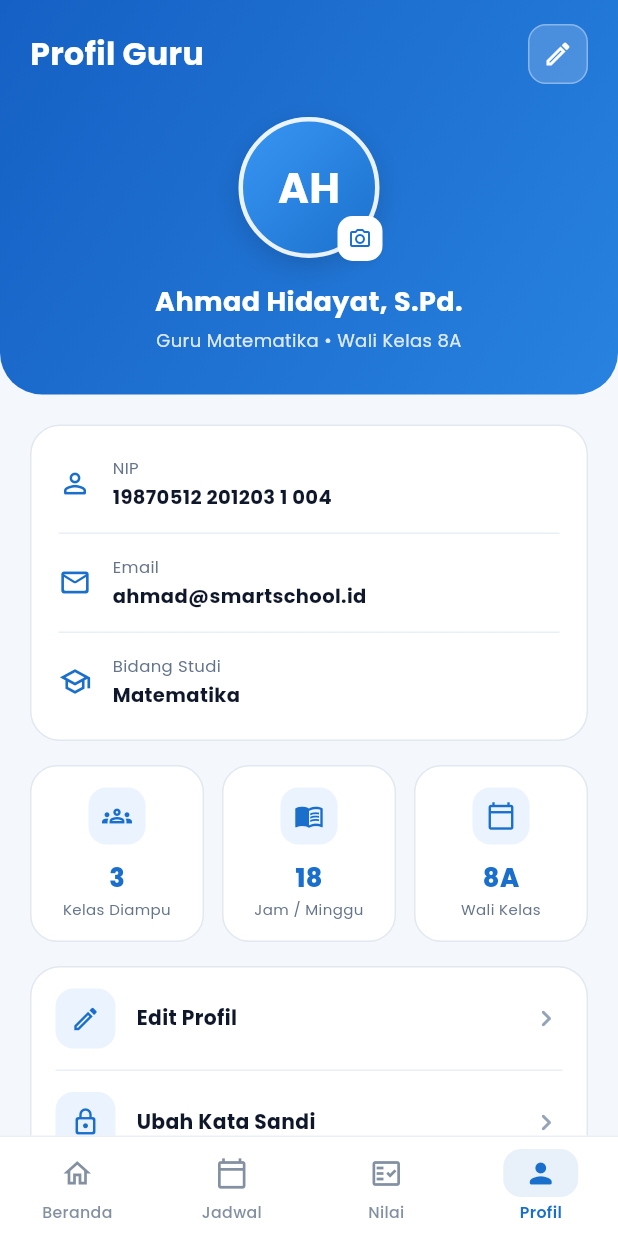
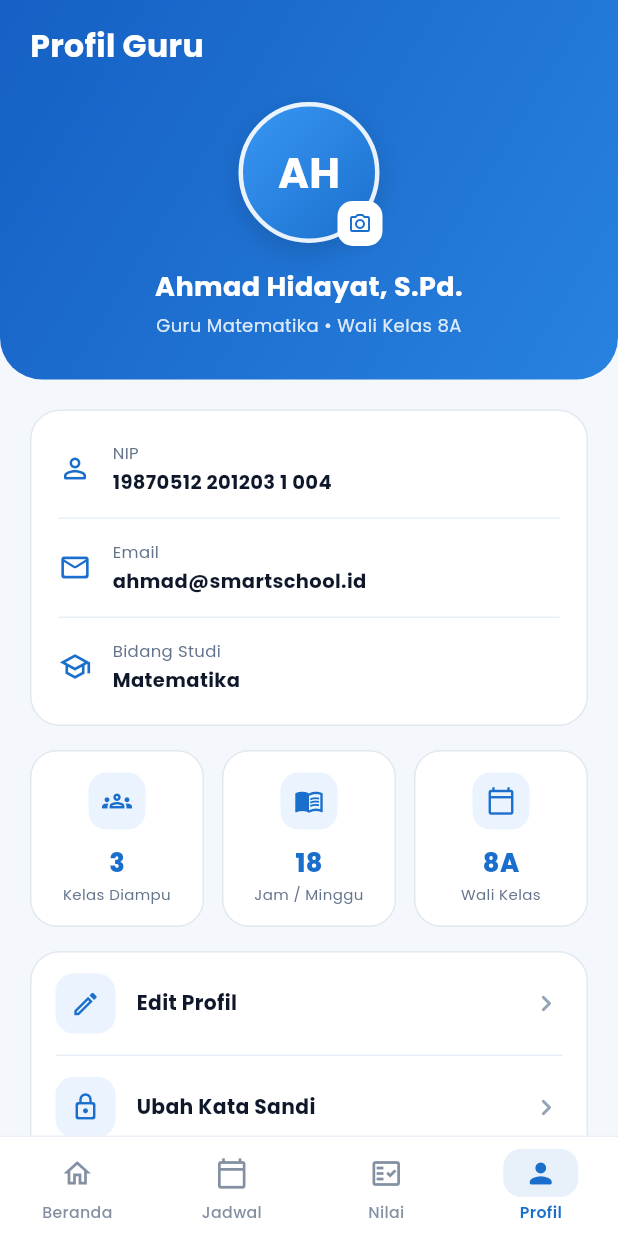
Before and after one commit to mgeraldiarr/smart-school-mobile, a Flutter app: the TeacherHomeScreen screen opened directly, item 4 of the bottom bar chosen, on a phone screen of 412 x 824 dp. Run offline on Flutter 3.47's test engine with Material 3 defaults, Android fonts, the phone set to English and light mode, and no system bars; our stand-ins replace dio, google_fonts, shared_preferences; accounts and stored records are empty; network calls fail.

Commit message:
style(teacher): hapus tombol ikon edit di header profil guru

```diff
--- a/lib/features/teacher/screens/teacher_profile_screen.dart
+++ b/lib/features/teacher/screens/teacher_profile_screen.dart
@@ -389,9 +389,9 @@ class _TeacherProfileScreenState extends State<TeacherProfileScreen> {
       ),
       child: Column(
         children: [
-          Row(
-            children: [
-              Text(
+          Align(
+            alignment: Alignment.centerLeft,
+            child: Text(
               'Profil Guru',
               style: GoogleFonts.poppins(
                 fontSize: 21,
@@ -399,30 +399,6 @@ class _TeacherProfileScreenState extends State<TeacherProfileScreen> {
                 color: Colors.white,
               ),
             ),
-              const Spacer(),
-              Material(
-                color: Colors.white.withValues(alpha: 0.18),
-                shape: RoundedRectangleBorder(
-                  borderRadius: BorderRadius.circular(12),
-                  side: BorderSide(
-                    color: Colors.white.withValues(alpha: 0.35),
-                  ),
-                ),
-                child: InkWell(
-                  onTap: onEditTap,
-                  borderRadius: BorderRadius.circular(12),
-                  child: const SizedBox(
-                    width: 40,
-                    height: 40,
-                    child: Icon(
-                      Icons.edit_outlined,
-                      color: Colors.white,
-                      size: 20,
-                    ),
-                  ),
-                ),
-              ),
-            ],
           ),
           const SizedBox(height: 20),
           SizedBox(
```
Lines whose indentation alone changed are shown as unchanged.
